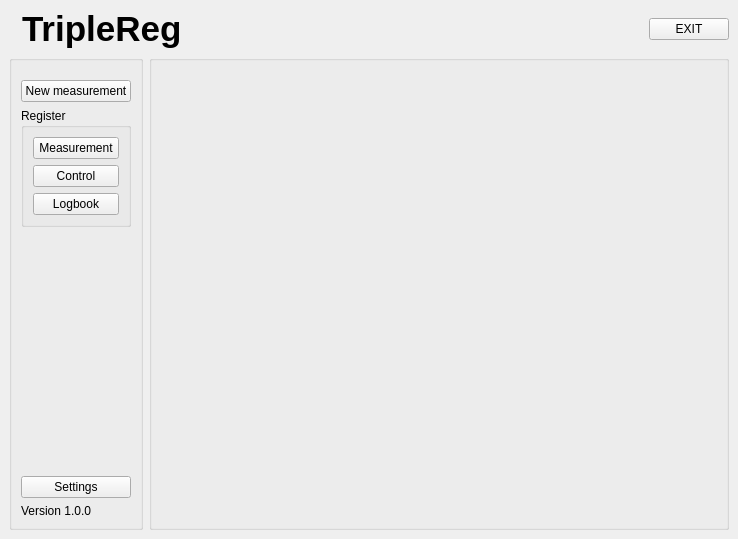
The window that TripleReg/mainwindow.ui (ziemastz/SL) describes before a commit, drawn with Qt 5.
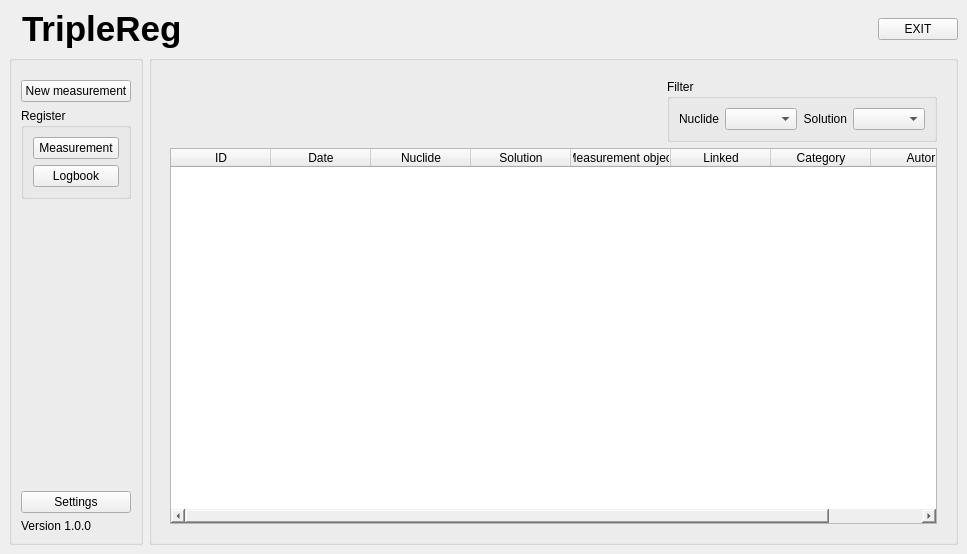
The same window after the commit. The open tabs and pages were chosen to show the change. Icons and pictures are not drawn.

Commit message:
Measurement Register finished
DOTO: okno raportowe + eksport danych

What changed in the file:
```diff
--- a/TripleReg/mainwindow.ui
+++ b/TripleReg/mainwindow.ui
@@ -6,8 +6,8 @@
    <rect>
     <x>0</x>
     <y>0</y>
-    <width>664</width>
-    <height>538</height>
+    <width>967</width>
+    <height>554</height>
    </rect>
   </property>
   <property name="windowTitle">
@@ -1039,22 +1039,125 @@
            </item>
           </layout>
          </widget>
-         <widget class="QWidget" name="pageMeasReg"/>
-         <widget class="QWidget" name="pageControl">
-          <layout class="QGridLayout" name="gridLayout_14">
+         <widget class="QWidget" name="pageMeasReg">
+          <layout class="QGridLayout" name="gridLayout_23">
            <item row="0" column="0">
-            <widget class="QLabel" name="label_32">
-             <property name="font">
-              <font>
-               <italic>true</italic>
-              </font>
+            <spacer name="horizontalSpacer_12">
+             <property name="orientation">
+              <enum>Qt::Horizontal</enum>
              </property>
-             <property name="text">
-              <string>Under construction...</string>
+             <property name="sizeHint" stdset="0">
+              <size>
+               <width>529</width>
+               <height>20</height>
+              </size>
              </property>
-             <property name="alignment">
-              <set>Qt::AlignCenter</set>
+            </spacer>
+           </item>
+           <item row="0" column="1">
+            <widget class="QGroupBox" name="groupBox_18">
+             <property name="title">
+              <string>Filter</string>
              </property>
+             <layout class="QGridLayout" name="gridLayout_14">
+              <item row="0" column="0">
+               <widget class="QLabel" name="label_32">
+                <property name="text">
+                 <string>Nuclide</string>
+                </property>
+                <property name="alignment">
+                 <set>Qt::AlignRight|Qt::AlignTrailing|Qt::AlignVCenter</set>
+                </property>
+               </widget>
+              </item>
+              <item row="0" column="2">
+               <widget class="QLabel" name="label_48">
+                <property name="text">
+                 <string>Solution</string>
+                </property>
+                <property name="alignment">
+                 <set>Qt::AlignRight|Qt::AlignTrailing|Qt::AlignVCenter</set>
+                </property>
+               </widget>
+              </item>
+              <item row="0" column="1">
+               <widget class="QComboBox" name="filterNuclide_comboBox"/>
+              </item>
+              <item row="0" column="3">
+               <widget class="QComboBox" name="filterSolution_comboBox"/>
+              </item>
+             </layout>
+            </widget>
+           </item>
+           <item row="1" column="0" colspan="2">
+            <widget class="QTableWidget" name="measurementRegister_tableWidget">
+             <property name="editTriggers">
+              <set>QAbstractItemView::NoEditTriggers</set>
+             </property>
+             <property name="alternatingRowColors">
+              <bool>true</bool>
+             </property>
+             <property name="selectionMode">
+              <enum>QAbstractItemView::SingleSelection</enum>
+             </property>
+             <property name="selectionBehavior">
+              <enum>QAbstractItemView::SelectRows</enum>
+             </property>
+             <property name="showGrid">
+              <bool>true</bool>
+             </property>
+             <property name="sortingEnabled">
+              <bool>true</bool>
+             </property>
+             <attribute name="horizontalHeaderStretchLastSection">
+              <bool>true</bool>
+             </attribute>
+             <attribute name="verticalHeaderVisible">
+              <bool>false</bool>
+             </attribute>
+             <attribute name="verticalHeaderDefaultSectionSize">
+              <number>23</number>
+             </attribute>
+             <column>
+              <property name="text">
+               <string>ID</string>
+              </property>
+             </column>
+             <column>
+              <property name="text">
+               <string>Date</string>
+              </property>
+             </column>
+             <column>
+              <property name="text">
+               <string>Nuclide</string>
+              </property>
+             </column>
+             <column>
+              <property name="text">
+               <string>Solution</string>
+              </property>
+             </column>
+             <column>
+              <property name="text">
+               <string>Measurement object</string>
+              </property>
+             </column>
+             <column>
+              <property name="text">
+               <string>Linked</string>
+              </property>
+             </column>
+             <column>
+              <property name="text">
+               <string>Category</string>
+              </property>
+             </column>
+             <column>
+              <property name="text">
+               <string>Autor</string>
+              </property>
+             </column>
             </widget>
            </item>
           </layout>
@@ -1967,13 +2070,6 @@
               </property>
              </widget>
             </item>
-            <item>
-             <widget class="QPushButton" name="pushButton_7">
-              <property name="text">
-               <string>Control</string>
-              </property>
-             </widget>
-            </item>
             <item>
              <widget class="QPushButton" name="pushButton">
               <property name="text">
```
Left out of the diff: 7 changed lines with no effect on the pictures. The commit also changes 3 other files.
